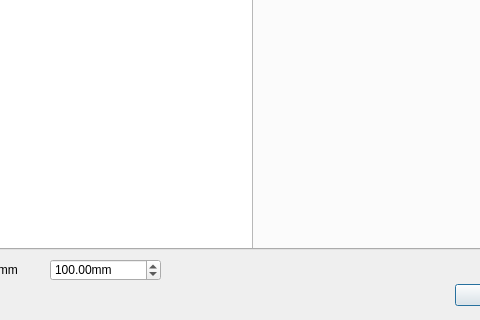
Before: the Qt Designer form resources/selectRibProfil.ui in FredsFactory/FreeCAD_AirPlaneDesign, drawn with Qt 5; both pictures show x 140 to 620 and y 131 to 451 of the 787 by 451 pixel window.
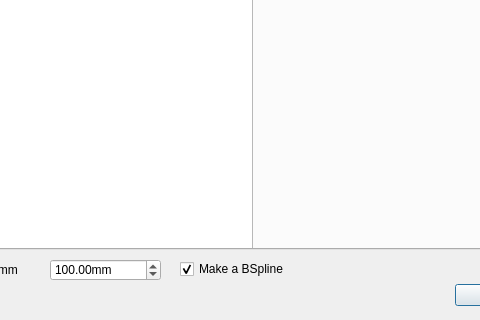
After: the same form once the commit is applied.

Commit message: V0.3 - Implement optional use of BSpline in GUI

```diff
--- a/resources/selectRibProfil.ui
+++ b/resources/selectRibProfil.ui
@@ -187,6 +187,25 @@
     <string>Chord in mm/ Corde en mm</string>
    </property>
   </widget>
+  <widget class="QCheckBox" name="kingOfLines">
+   <property name="geometry">
+    <rect>
+     <x>320</x>
+     <y>390</y>
+     <width>121</width>
+     <height>20</height>
+    </rect>
+   </property>
+   <property name="toolTip">
+    <string>&lt;html&gt;&lt;head/&gt;&lt;body&gt;&lt;p&gt;If select the rib will be created with BSpline&lt;/p&gt;&lt;p&gt;If not  the rib will be created with with wire&lt;/p&gt;&lt;/body&gt;&lt;/html&gt;</string>
+   </property>
+   <property name="text">
+    <string>Make a BSpline</string>
+   </property>
+   <property name="checked">
+    <bool>true</bool>
+   </property>
+  </widget>
  </widget>
  <resources/>
  <connections>
```
